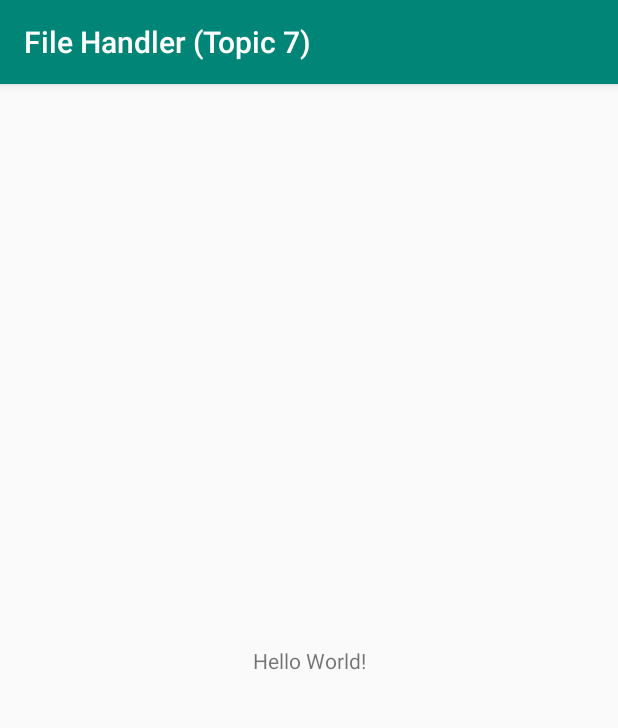
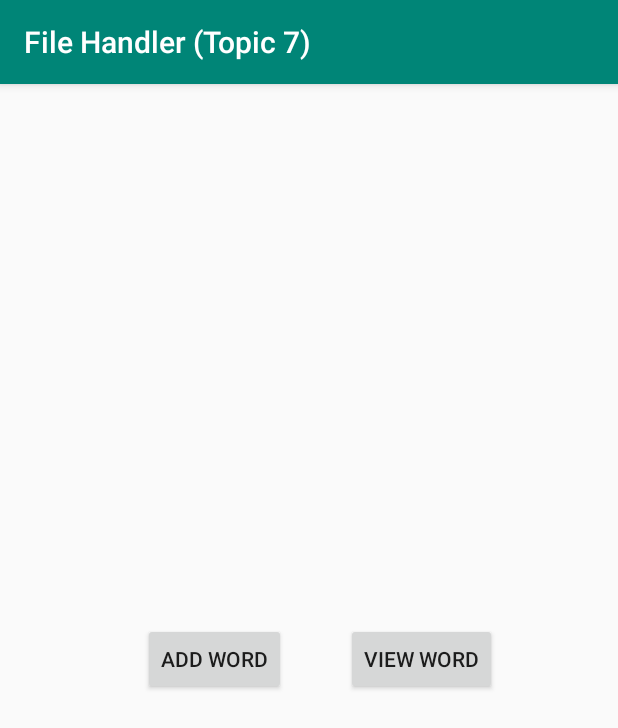
Before and after one commit to DevishBaidawarChhetri/FileHandler, an Android app: the screen it shows after launch (MainActivity), on a phone screen of 412 x 824 dp. Shown: the top 728 px of the screen. Run offline under Robolectric (Android 15) with nearby library versions, the phone set to English and light mode, and no system bars.

Commit message:
Add word form added

```diff
--- a/app/src/main/AndroidManifest.xml
+++ b/app/src/main/AndroidManifest.xml
@@ -9,6 +9,7 @@
         android:roundIcon="@mipmap/ic_launcher_round"
         android:supportsRtl="true"
         android:theme="@style/AppTheme">
+        <activity android:name=".AddWordActivity"></activity>
         <activity android:name=".MainActivity">
             <intent-filter>
                 <action android:name="android.intent.action.MAIN" />
--- a/app/src/main/res/layout/activity_main.xml
+++ b/app/src/main/res/layout/activity_main.xml
@@ -4,15 +4,28 @@
     xmlns:tools="http://schemas.android.com/tools"
     android:layout_width="match_parent"
     android:layout_height="match_parent"
-    tools:context=".MainActivity">
+    tools:context=".AddWordActivity">
 
-    <TextView
+    <Button
+        android:id="@+id/btnFormAdd"
         android:layout_width="wrap_content"
         android:layout_height="wrap_content"
-        android:text="Hello World!"
+        android:text="Add Word"
         app:layout_constraintBottom_toBottomOf="parent"
-        app:layout_constraintLeft_toLeftOf="parent"
-        app:layout_constraintRight_toRightOf="parent"
-        app:layout_constraintTop_toTopOf="parent" />
+        app:layout_constraintEnd_toEndOf="parent"
+        app:layout_constraintHorizontal_bias="0.3"
+        app:layout_constraintStart_toStartOf="parent"
+        app:layout_constraintTop_toTopOf="parent"
+        app:layout_constraintVertical_bias="0.499" />
 
+    <Button
+        android:id="@+id/btnFormView"
+        android:layout_width="wrap_content"
+        android:layout_height="wrap_content"
+        android:layout_marginStart="40dp"
+        android:text="View Word"
+        app:layout_constraintBottom_toBottomOf="parent"
+        app:layout_constraintStart_toEndOf="@+id/btnFormAdd"
+        app:layout_constraintTop_toTopOf="parent"
+        app:layout_constraintVertical_bias="0.499" />
 </androidx.constraintlayout.widget.ConstraintLayout>
```
Also changed, not shown: app/src/main/java/np/com/devish/filehandlertopic7/AddWordActivity.java (added, +14 -0 lines), app/src/main/res/layout/activity_add_word.xml (added, +34 -0 lines).
